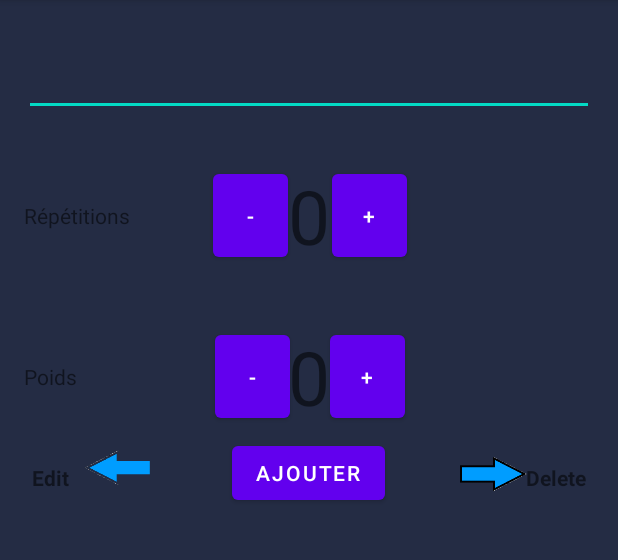
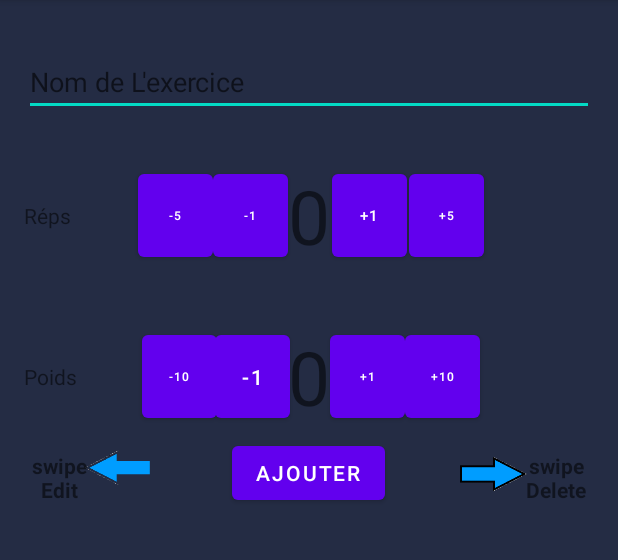
Before and after one commit to huutuk/GymGeniX, an Android app: the EditSeanceActivity screen opened directly, with no data from a screen before it, on a phone screen of 412 x 824 dp, the part 84-644 px from its top. Run offline under Robolectric (Android 15) with nearby library versions, the phone set to English and light mode, and no system bars.

Commit message:
feat: reps/weight buttons

```diff
--- a/app/src/main/java/com/example/gymgenix/SeanceActivity.java
+++ b/app/src/main/java/com/example/gymgenix/SeanceActivity.java
@@ -50,6 +50,7 @@ public class SeanceActivity extends AppCompatActivity {
                 db.deleteSeance(seanceList.get(arg2));
 
                 seanceList.remove(arg2);
+                Toast.makeText(SeanceActivity.this, "Séance supprimée!", Toast.LENGTH_SHORT).show();
 
                 adapter.notifyDataSetChanged();
 
--- a/app/src/main/res/layout/activity_edit_seance.xml
+++ b/app/src/main/res/layout/activity_edit_seance.xml
@@ -14,7 +14,8 @@
         android:layout_height="wrap_content"
         android:layout_alignParentTop="true"
         android:layout_centerHorizontal="true"
-        android:layout_marginTop="16dp" />
+        android:layout_marginTop="16dp"
+        android:hint="Nom de L'exercice" />
 
     <Button
         android:id="@+id/weight_inc"
@@ -26,7 +27,22 @@
         android:layout_marginTop="0dp"
         android:layout_marginBottom="0dp"
         android:layout_toEndOf="@+id/tv_weight"
-        android:text="+" />
+        android:text="+1"
+        android:textSize="8dp" />
+
+    <Button
+        android:id="@+id/weight_10inc"
+        android:layout_width="50dp"
+        android:layout_height="wrap_content"
+        android:layout_alignTop="@id/tv_weight"
+        android:layout_alignBottom="@+id/tv_weight"
+        android:layout_marginStart="0dp"
+        android:layout_marginTop="0dp"
+        android:layout_marginBottom="0dp"
+        android:layout_toEndOf="@+id/weight_inc"
+        android:text="+10"
+
+        android:textSize="8dp" />
 
     <Button
         android:id="@+id/rep_dec"
@@ -38,7 +54,21 @@
         android:layout_marginEnd="0dp"
         android:layout_marginBottom="0dp"
         android:layout_toStartOf="@+id/tv_rep"
-        android:text="-" />
+        android:text="-1"
+        android:textSize="8dp" />
+
+    <Button
+        android:id="@+id/rep_5dec"
+        android:layout_width="50dp"
+        android:layout_height="wrap_content"
+        android:layout_alignTop="@id/tv_rep"
+        android:layout_alignBottom="@+id/tv_rep"
+        android:layout_marginTop="0dp"
+        android:layout_marginEnd="0dp"
+        android:layout_marginBottom="0dp"
+        android:layout_toStartOf="@+id/rep_dec"
+        android:text="-5"
+        android:textSize="8dp" />
 
     <TextView
         android:id="@+id/tv_rep"
@@ -61,7 +91,21 @@
         android:layout_marginTop="0dp"
         android:layout_marginBottom="0dp"
         android:layout_toEndOf="@+id/tv_rep"
-        android:text="+" />
+        android:text="+1"
+        android:textSize="10sp" />
+
+    <Button
+        android:id="@+id/rep_5inc"
+        android:layout_width="50dp"
+        android:layout_height="wrap_content"
+        android:layout_alignTop="@id/tv_rep"
+        android:layout_alignBottom="@+id/tv_rep"
+        android:layout_marginStart="1dp"
+        android:layout_marginTop="0dp"
+        android:layout_marginBottom="0dp"
+        android:layout_toEndOf="@+id/rep_inc"
+        android:text="+5"
+        android:textSize="8sp" />
 
     <Button
         android:id="@+id/weight_dec"
@@ -73,7 +117,20 @@
         android:layout_marginEnd="-1dp"
         android:layout_marginBottom="0dp"
         android:layout_toStartOf="@+id/tv_weight"
-        android:text="-" />
+        android:text="-1" />
+
+    <Button
+        android:id="@+id/weight_10dec"
+        android:layout_width="50dp"
+        android:layout_height="wrap_content"
+        android:layout_alignTop="@id/tv_weight"
+        android:layout_alignBottom="@+id/tv_weight"
+        android:layout_marginTop="0dp"
+        android:layout_marginEnd="-1dp"
+        android:layout_marginBottom="0dp"
+        android:layout_toStartOf="@+id/weight_dec"
+        android:text="-10"
+        android:textSize="8dp" />
 
     <TextView
         android:id="@+id/tv_weight"
@@ -113,7 +170,7 @@
         android:layout_alignTop="@+id/tv_rep"
         android:layout_alignBottom="@+id/tv_rep"
         android:gravity="center"
-        android:text="Répétitions" />
+        android:text="Réps" />
 
     <TextView
         android:id="@+id/textView4"
@@ -154,7 +211,7 @@
         android:layout_marginTop="3dp"
         android:layout_marginBottom="-3dp"
         android:gravity="center"
-        android:text="Edit"
+        android:text="swipe\nEdit"
         android:textStyle="bold" />
 
     <TextView
@@ -167,7 +224,7 @@
         android:layout_marginEnd="5dp"
         android:layout_marginBottom="-3dp"
         android:gravity="center"
-        android:text="Delete"
+        android:text="swipe\nDelete"
         android:textStyle="bold" />
 
 
```
Also changed, not shown: app/src/main/java/com/example/gymgenix/EditSeanceActivity.java (+61 -0 lines), app/src/main/res/layout/exo_item.xml (+5 -5 lines).
